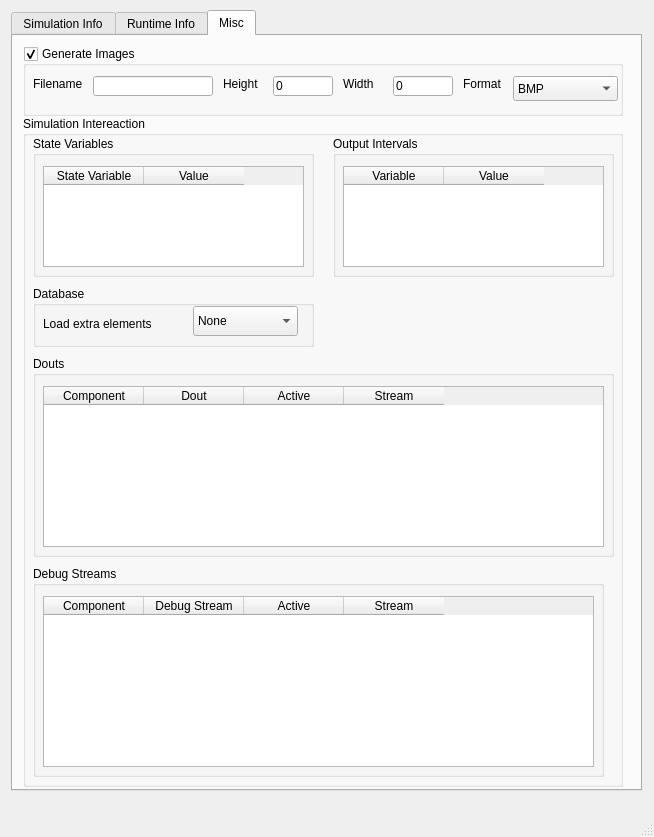
Before: the Qt Designer form src/VisIt/libsim/uintah.ui in Uintah/Uintah, drawn with Qt 5.
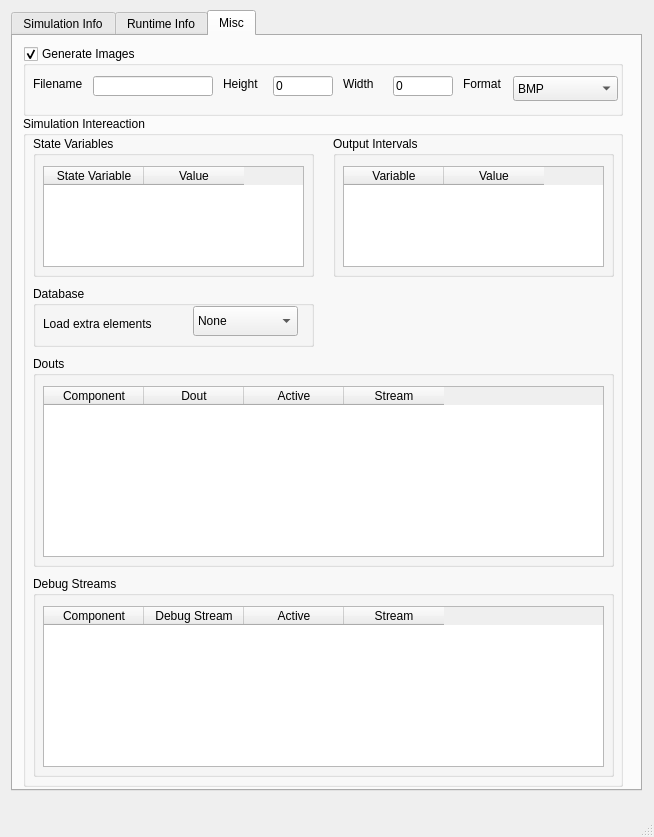
After: the same form once the commit is applied. The open tabs and pages were chosen to show the change.

Patch:
```diff
--- a/src/VisIt/libsim/uintah.ui
+++ b/src/VisIt/libsim/uintah.ui
@@ -767,9 +767,9 @@
        <property name="geometry">
         <rect>
          <x>10</x>
-         <y>450</y>
-         <width>571</width>
-         <height>211</height>
+         <y>460</y>
+         <width>581</width>
+         <height>201</height>
         </rect>
        </property>
        <property name="title">
@@ -780,8 +780,8 @@
          <rect>
           <x>10</x>
           <y>30</y>
-          <width>551</width>
-          <height>171</height>
+          <width>561</width>
+          <height>161</height>
          </rect>
         </property>
         <column>
@@ -845,7 +845,7 @@
          <x>10</x>
          <y>240</y>
          <width>581</width>
-         <height>201</height>
+         <height>211</height>
         </rect>
        </property>
        <property name="title">
@@ -857,7 +857,7 @@
           <x>10</x>
           <y>30</y>
           <width>561</width>
-          <height>161</height>
+          <height>171</height>
          </rect>
         </property>
         <column>
```
Left out of the diff: 2 changed lines with no effect on the pictures.
